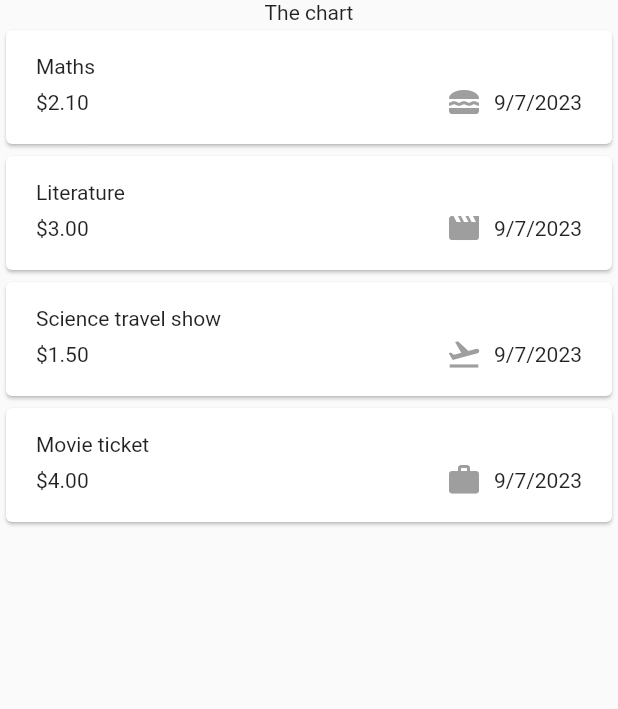
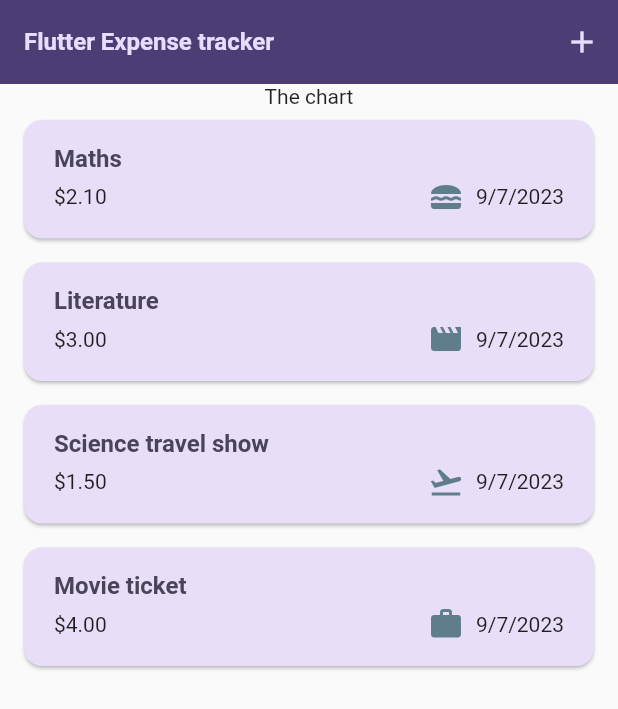
Before and after one commit to hoangminhtran94/expense_tracker, a Flutter app: the screen it shows after launch, on a phone screen of 412 x 824 dp. Shown: the top 709 px of the screen. Run offline on Flutter 3.47's test engine with Material 2 defaults, Android fonts, the phone set to English and light mode, and no system bars.

Commit message:
updated themes, modal, new expense, dismissible

```diff
--- a/lib/widgets/expenses.dart
+++ b/lib/widgets/expenses.dart
@@ -1,4 +1,5 @@
 import 'package:expense_tracker/widgets/expenses_list/expenses_list.dart';
+import 'package:expense_tracker/widgets/new_expense.dart';
 import 'package:flutter/material.dart';
 
 import '../models/expense.dart';
@@ -35,14 +36,62 @@ class _ExpensesState extends State<Expenses> {
         date: DateTime.now(),
         category: Category.work),
   ];
+  void _addExpenseHandler(Expense expense) {
+    setState(
+      () {
+        _registeredExpenses.add(expense);
+      },
+    );
+  }
+
+  void _openAddExpenseOverlay() {
+    showModalBottomSheet(
+        isScrollControlled: true,
+        context: context,
+        builder: (ctx) => NewExpense(
+              onNewExpense: _addExpenseHandler,
+            ));
+  }
+
+  void _removeExpense(Expense expense) {
+    final expenseIndex = _registeredExpenses.indexOf(expense);
+    setState(() {
+      _registeredExpenses.remove(expense);
+    });
+    ScaffoldMessenger.of(context).clearSnackBars();
+    ScaffoldMessenger.of(context).showSnackBar(SnackBar(
+        duration: const Duration(seconds: 3),
+        action: SnackBarAction(
+            label: "Undo",
+            onPressed: () {
+              setState(() {
+                _registeredExpenses.insert(expenseIndex, expense);
+              });
+            }),
+        content: const Text("Deleted")));
+  }
+
   @override
   Widget build(BuildContext context) {
+    Widget mainContent = const Center(
+      child: Text("No Content fount. Start adding some"),
+    );
+    if (_registeredExpenses.isNotEmpty) {
+      mainContent = ExpensesList(
+        expenses: _registeredExpenses,
+        onRemoveExpense: _removeExpense,
+      );
+    }
     return Scaffold(
+      appBar: AppBar(title: const Text("Flutter Expense tracker"), actions: [
+        IconButton(
+            onPressed: _openAddExpenseOverlay,
+            icon: const Icon(
+              Icons.add,
+            ))
+      ]),
       body: Column(
-        children: [
-          const Text("The chart"),
-          Expanded(child: ExpensesList(expenses: _registeredExpenses))
-        ],
+        children: [const Text("The chart"), Expanded(child: mainContent)],
       ),
     );
   }
--- a/lib/widgets/expenses_list/expenses_item.dart
+++ b/lib/widgets/expenses_list/expenses_item.dart
@@ -13,7 +13,10 @@ class ExpenseItem extends StatelessWidget {
         child: Column(
           crossAxisAlignment: CrossAxisAlignment.start,
           children: [
-            Text(expense.title),
+            Text(
+              expense.title,
+              style: Theme.of(context).textTheme.titleLarge,
+            ),
             const SizedBox(
               height: 4,
             ),
@@ -25,7 +28,7 @@ class ExpenseItem extends StatelessWidget {
                   children: [
                     Icon(
                       categoryIcons[expense.category],
-                      color: Colors.grey,
+                      color: Colors.blueGrey,
                     ),
                     const SizedBox(
                       width: 8,
--- a/lib/widgets/expenses_list/expenses_list.dart
+++ b/lib/widgets/expenses_list/expenses_list.dart
@@ -1,15 +1,26 @@
 import 'package:expense_tracker/models/expense.dart';
 import 'package:expense_tracker/widgets/expenses_list/expenses_item.dart';
+import 'package:flutter/material.dart';
 import 'package:flutter/widgets.dart';
 
 class ExpensesList extends StatelessWidget {
-  const ExpensesList({super.key, required this.expenses});
+  const ExpensesList(
+      {super.key, required this.expenses, required this.onRemoveExpense});
   final List<Expense> expenses;
+  final void Function(Expense expense) onRemoveExpense;
 
   @override
   Widget build(BuildContext context) {
     return ListView.builder(
         itemCount: expenses.length,
-        itemBuilder: (ctx, index) => ExpenseItem(expense: expenses[index]));
+        itemBuilder: (ctx, index) => Dismissible(
+            background: Container(
+              color: Theme.of(context).colorScheme.secondary,
+              margin: EdgeInsets.symmetric(
+                  horizontal: Theme.of(context).cardTheme.margin!.horizontal),
+            ),
+            onDismissed: (_) => {onRemoveExpense(expenses[index])},
+            key: ValueKey(expenses[index]),
+            child: ExpenseItem(expense: expenses[index])));
   }
 }
```
Also changed, not shown: lib/main.dart (+35 -2 lines), lib/widgets/new_expense.dart (added, +148 -0 lines).
